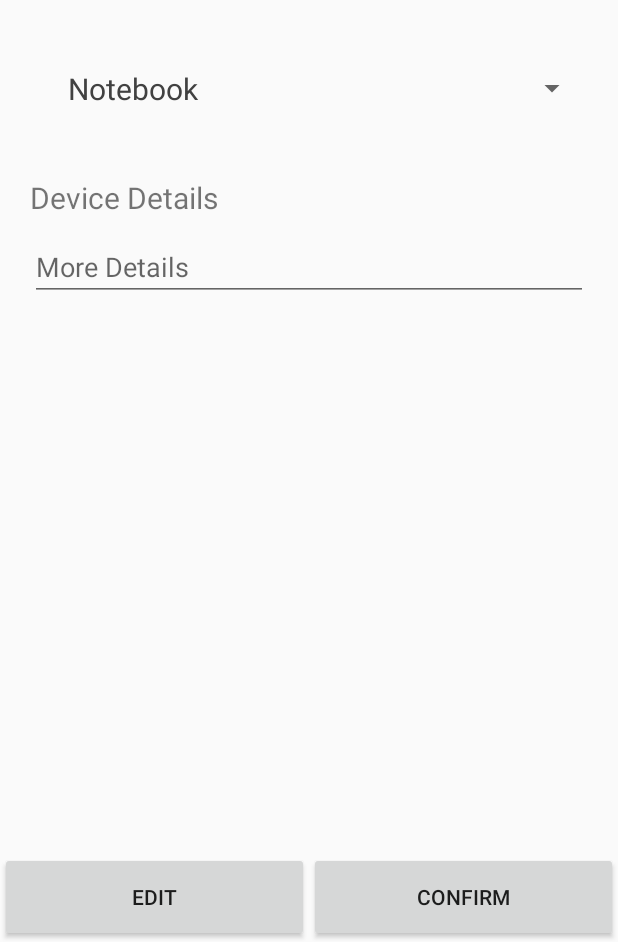
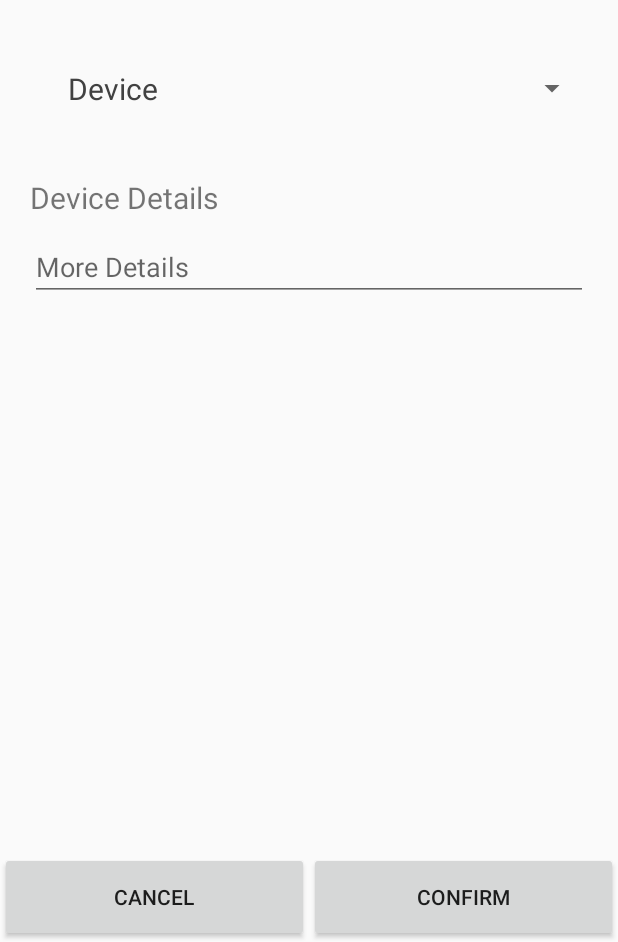
Before and after one commit to prathanbomb/DeviceManager, an Android app: the AddDeviceActivity screen opened directly, with no data from a screen before it, on a phone screen of 412 x 824 dp, the part 294-1236 px from its top. Run offline under Robolectric (Android 15) with nearby library versions, the phone set to English and light mode, and no system bars.

```diff
--- a/app/build.gradle
+++ b/app/build.gradle
@@ -26,5 +26,8 @@ dependencies {
     testImplementation 'junit:junit:4.12'
     androidTestImplementation 'androidx.test:runner:1.2.0'
     androidTestImplementation 'androidx.test.espresso:espresso-core:3.2.0'
+
+    implementation 'com.github.bumptech.glide:glide:4.9.0'
+    annotationProcessor 'com.github.bumptech.glide:compiler:4.9.0'
     implementation 'androidx.recyclerview:recyclerview:1.0.0'
 }
--- a/app/src/main/java/com/example/devicemanager/activity/AddDeviceActivity.java
+++ b/app/src/main/java/com/example/devicemanager/activity/AddDeviceActivity.java
@@ -1,7 +1,14 @@
 package com.example.devicemanager.activity;
 
+import android.app.AlertDialog;
+import android.content.DialogInterface;
+import android.content.Intent;
 import android.os.Bundle;
 import android.view.MenuItem;
+import android.view.View;
+import android.widget.Button;
+import android.widget.ImageView;
+import android.widget.Toast;
 
 import androidx.annotation.NonNull;
 import androidx.annotation.Nullable;
@@ -9,8 +16,12 @@ import androidx.appcompat.app.AppCompatActivity;
 
 import com.example.devicemanager.R;
 import com.example.devicemanager.fragment.AddDeviceFragment;
+import com.example.devicemanager.manager.Contextor;
 
 public class AddDeviceActivity extends AppCompatActivity {
+
+    private Button btnCancel, btnConfirm;
+    private ImageView ivDevice;
 
     @Override
     protected void onCreate(@Nullable Bundle savedInstanceState) {
@@ -20,8 +31,15 @@ public class AddDeviceActivity extends AppCompatActivity {
         initInstances();
 
         if (savedInstanceState == null) {
+
+            Bundle bundle = new Bundle();
+
+            bundle.putString("Path", getIntent().getStringExtra("Path"));
+            AddDeviceFragment fragment = AddDeviceFragment.newInstances();
+            fragment.setArguments(bundle);
+
             getSupportFragmentManager().beginTransaction()
-                    .add(R.id.contentContainer, AddDeviceFragment.newInstances())
+                    .add(R.id.contentContainer, fragment)
                     .commit();
         }
     }
@@ -29,6 +47,11 @@ public class AddDeviceActivity extends AppCompatActivity {
     private void initInstances() {
         getSupportActionBar().setHomeButtonEnabled(true);
         getSupportActionBar().setDisplayHomeAsUpEnabled(true);
+
+        btnCancel = findViewById(R.id.btnCancel);
+        btnCancel.setOnClickListener(onClickBtnCancel);
+        btnConfirm = findViewById(R.id.btnConfirm);
+        btnConfirm.setOnClickListener(onClickBtnConfirm);
     }
 
     @Override
@@ -39,4 +62,37 @@ public class AddDeviceActivity extends AppCompatActivity {
         }
         return super.onOptionsItemSelected(item);
     }
+
+    private void showAlertDialog(int msg){
+        AlertDialog.Builder builder = new AlertDialog.Builder(Contextor.getInstance().getContext());
+        String dialogMsg = getResources().getString(msg);
+
+        builder.setMessage(dialogMsg).setPositiveButton("Yes", new DialogInterface.OnClickListener() {
+            @Override
+            public void onClick(DialogInterface dialog, int which) {
+                Toast.makeText(Contextor.getInstance().getContext(), "Success", Toast.LENGTH_SHORT).show();
+            }
+        }).setNegativeButton("No", new DialogInterface.OnClickListener() {
+            @Override
+            public void onClick(DialogInterface dialog, int which) {
+                Toast.makeText(Contextor.getInstance().getContext(), "Cancel", Toast.LENGTH_SHORT).show();
+            }
+        });
+        AlertDialog dialog = builder.create();
+        dialog.show();
+    }
+
+    View.OnClickListener onClickBtnCancel = new View.OnClickListener() {
+        @Override
+        public void onClick(View view) {
+            //showAlertDialog(R.string.dialog_msg_cancel);
+        }
+    };
+
+    View.OnClickListener onClickBtnConfirm = new View.OnClickListener() {
+        @Override
+        public void onClick(View view) {
+            //showAlertDialog(R.string.dialog_msg_confirm);
+        }
+    };
 }
--- a/app/src/main/java/com/example/devicemanager/activity/CheckDeviceActivity.java
+++ b/app/src/main/java/com/example/devicemanager/activity/CheckDeviceActivity.java
@@ -1,10 +1,12 @@
 package com.example.devicemanager.activity;
 
+import android.os.Build;
 import android.os.Bundle;
 import android.view.MenuItem;
 
 import androidx.annotation.NonNull;
 import androidx.annotation.Nullable;
+import androidx.annotation.RequiresApi;
 import androidx.appcompat.app.AppCompatActivity;
 
 import com.example.devicemanager.R;
@@ -12,6 +14,7 @@ import com.example.devicemanager.fragment.CheckDeviceFragment;
 
 public class CheckDeviceActivity extends AppCompatActivity {
 
+    @RequiresApi(api = Build.VERSION_CODES.LOLLIPOP)
     @Override
     protected void onCreate(@Nullable Bundle savedInstanceState) {
         super.onCreate(savedInstanceState);
@@ -25,6 +28,7 @@ public class CheckDeviceActivity extends AppCompatActivity {
                     .commit();
         }
     }
+
     private void initInstances() {
         getSupportActionBar().setHomeButtonEnabled(true);
         getSupportActionBar().setDisplayHomeAsUpEnabled(true);
@@ -38,4 +42,5 @@ public class CheckDeviceActivity extends AppCompatActivity {
         }
         return super.onOptionsItemSelected(item);
     }
+
 }
--- a/app/src/main/java/com/example/devicemanager/fragment/AddDeviceFragment.java
+++ b/app/src/main/java/com/example/devicemanager/fragment/AddDeviceFragment.java
@@ -1,22 +1,30 @@
 package com.example.devicemanager.fragment;
 
+import android.content.Intent;
+import android.net.Uri;
 import android.os.Bundle;
 import android.view.LayoutInflater;
 import android.view.View;
 import android.view.ViewGroup;
 import android.widget.ArrayAdapter;
+import android.widget.ImageView;
 import android.widget.Spinner;
 
 import androidx.annotation.NonNull;
 import androidx.annotation.Nullable;
 import androidx.fragment.app.Fragment;
 
+import com.bumptech.glide.Glide;
 import com.example.devicemanager.R;
+import com.example.devicemanager.activity.CameraActivity;
 import com.example.devicemanager.manager.Contextor;
+
+import java.io.File;
 
 public class AddDeviceFragment extends Fragment {
 
     private Spinner spType ;
+    private ImageView ivDevice;
 
     public static AddDeviceFragment newInstances(){
         AddDeviceFragment fragment = new AddDeviceFragment();
@@ -47,5 +55,26 @@ public class AddDeviceFragment extends Fragment {
                 R.layout.spinner_item);
         spinnerAdapter.setDropDownViewResource(R.layout.spinner_item);
         spType.setAdapter(spinnerAdapter);
+
+        ivDevice = view.findViewById(R.id.ivDevice);
+        ivDevice.setOnClickListener(onClickImage);
+
+        String path = getArguments().getString("Path");
+
+        if ( path != null) {
+            Uri uri = Uri.fromFile(new File(getArguments().getString("Path")));
+            Glide.with(Contextor.getInstance().getContext())
+                    .load(uri)
+                    .into(ivDevice);
+        }
     }
+
+    // TODO: Save State in this condition & Fix stacked activity
+    View.OnClickListener onClickImage = new View.OnClickListener() {
+        @Override
+        public void onClick(View view) {
+            Intent intent = new Intent(Contextor.getInstance().getContext(), CameraActivity.class);
+            startActivity(intent);
+        }
+    };
 }
--- a/app/src/main/res/layout/activity_add_device.xml
+++ b/app/src/main/res/layout/activity_add_device.xml
@@ -15,8 +15,8 @@
         android:orientation="horizontal">
 
         <Button
-            android:text="@string/edit"
-            android:id="@+id/btnEdit"
+            android:text="@string/cancel"
+            android:id="@+id/btnCancel"
             android:layout_width="0dp"
             android:layout_height="60dp"
             android:layout_weight="1" />
--- a/app/src/main/res/layout/activity_check_device.xml
+++ b/app/src/main/res/layout/activity_check_device.xml
@@ -8,4 +8,9 @@
         android:layout_width="match_parent"
         android:layout_height="wrap_content"/>
 
+    <ImageView
+        android:id="@+id/img"
+        android:layout_width="wrap_content"
+        android:layout_height="wrap_content" />
+
 </LinearLayout>
--- a/app/src/main/res/layout/fragment_edit_detail.xml
+++ b/app/src/main/res/layout/fragment_edit_detail.xml
@@ -5,7 +5,7 @@
 
     <LinearLayout
         android:layout_width="match_parent"
-        android:layout_height="wrap_content"
+        android:layout_height="match_parent"
         android:orientation="vertical"
         android:padding="20dp">
 
--- a/app/src/main/res/values/strings.xml
+++ b/app/src/main/res/values/strings.xml
@@ -2,7 +2,8 @@
     <string name="app_name">DeviceManager</string>
 
     <string-array name="device_types">
-        <item>Notebook</item>
+        <item>Device</item>
+        <item>Furniture</item>
         <item>Others</item>
     </string-array>
 
@@ -16,4 +17,6 @@
     <string name="cancel">Cancel</string>
     <string name="device_detail">Device Detail</string>
     <string name="edit_device">Edit Device</string>
+    <string name="dialog_msg_confirm">Save the Data?</string>
+    <string name="dialog_msg_cancel">Discard data?</string>
 </resources>
--- /dev/null
+++ b/app/src/main/res/xml/file_paths.xml
@@ -0,0 +1,4 @@
+<?xml version="1.0" encoding="utf-8"?>
+<paths xmlns:android="http://schemas.android.com/apk/res/android">
+    <external-files-path name="my_images" path="." />
+</paths>
```
Also changed, not shown: app/src/main/AndroidManifest.xml (+17 -0 lines), app/src/main/java/com/example/devicemanager/activity/CameraActivity.java (added, +90 -0 lines), app/src/main/java/com/example/devicemanager/fragment/CheckDeviceFragment.java (+15 -0 lines), app/src/main/java/com/example/devicemanager/fragment/MainFragment.java (+3 -4 lines), app/src/main/res/layout/activity_camera.xml (added, +7 -0 lines).
